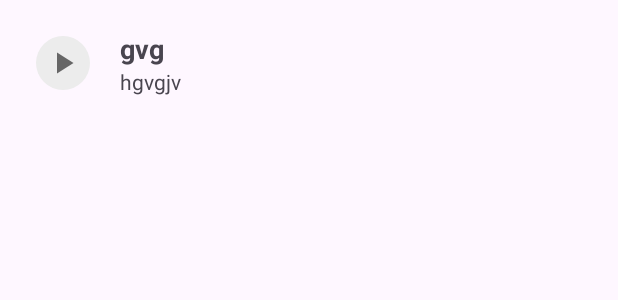
After one commit to LucaFIRE12/My-Audio---Luca-Zucchi-Samuele-Riva, an Android app: the layout itemview.xml on its own in the app's theme, with its tools: preview values and no code run, on a phone screen of 412 x 824 dp. The commit adds this screen. Shown: the top 300 px of the screen. Run offline under Robolectric (Android 15) with nearby library versions, the phone set to English and light mode, and no system bars.

Commit message:
iniziato il layout itemview.xml

```diff
--- /dev/null
+++ b/app/src/main/res/drawable/ic_cerchio.xml
@@ -0,0 +1,8 @@
+<?xml version="1.0" encoding="utf-8"?>
+<shape xmlns:android="http://schemas.android.com/apk/res/android"
+    android:shape="oval">
+
+    <solid android:color="@color/gray"/>
+
+
+</shape>
--- /dev/null
+++ b/app/src/main/res/drawable/play_arrow_24dp__2_.xml
@@ -0,0 +1,9 @@
+<vector xmlns:android="http://schemas.android.com/apk/res/android"
+    android:width="24dp"
+    android:height="24dp"
+    android:viewportWidth="24"
+    android:viewportHeight="24">
+  <path
+      android:pathData="M8,5v14l11,-7z"
+      android:fillColor="#666666"/>
+</vector>
--- /dev/null
+++ b/app/src/main/res/layout/itemview.xml
@@ -0,0 +1,60 @@
+<?xml version="1.0" encoding="utf-8"?>
+<LinearLayout
+    xmlns:android="http://schemas.android.com/apk/res/android"
+    android:layout_width="match_parent"
+    android:orientation="horizontal"
+    android:clickable="true"
+    android:background="?selectableItemBackground"
+    android:padding="20dp"
+    android:paddingStart="24dp"
+    android:gravity="center_vertical"
+    android:layout_height="wrap_content">
+
+    <ImageButton
+        android:layout_width="36dp"
+        android:layout_height="36dp"
+        android:clickable="false"
+        android:contentDescription="NULL"
+        android:background="@drawable/ic_cerchio"
+        android:src="@drawable/play_arrow_24dp__2_"
+        android:layout_marginEnd="20dp"
+        />
+
+    <LinearLayout
+        android:layout_width="match_parent"
+
+
+        android:layout_height="wrap_content"
+        android:orientation="vertical">
+
+        <TextView
+            android:id="@+id/tvNomeFile"
+            android:layout_width="match_parent"
+            android:layout_height="wrap_content"
+            android:textSize="18sp"
+            android:contentDescription="NULL"
+            android:textStyle="bold"
+            android:text="gvg"
+            />
+        <TextView
+            android:id="@+id/tvMeta"
+            android:layout_width="match_parent"
+            android:layout_height="wrap_content"
+            android:textSize="14sp"
+            android:contentDescription="NULL"
+            android:text="hgvgjv"
+            />
+
+        <CheckBox
+            android:id="@+id/checkbox"
+            android:layout_width="30dp"
+            android:layout_height="20dp"
+            android:visibility="gone"
+            android:clickable="false"
+            />
+
+    </LinearLayout>
+
+
+
+</LinearLayout>
```
Also changed, not shown: app/build.gradle.kts (+6 -3 lines), app/src/main/AndroidManifest.xml (+5 -3 lines), app/src/main/java/com/example/progrivazucchi/Galleria.kt (added, +11 -0 lines), app/src/main/java/com/example/progrivazucchi/MainActivity.kt (+5 -3 lines), app/src/main/res/layout/activity_galleria.xml (added, +14 -0 lines).
